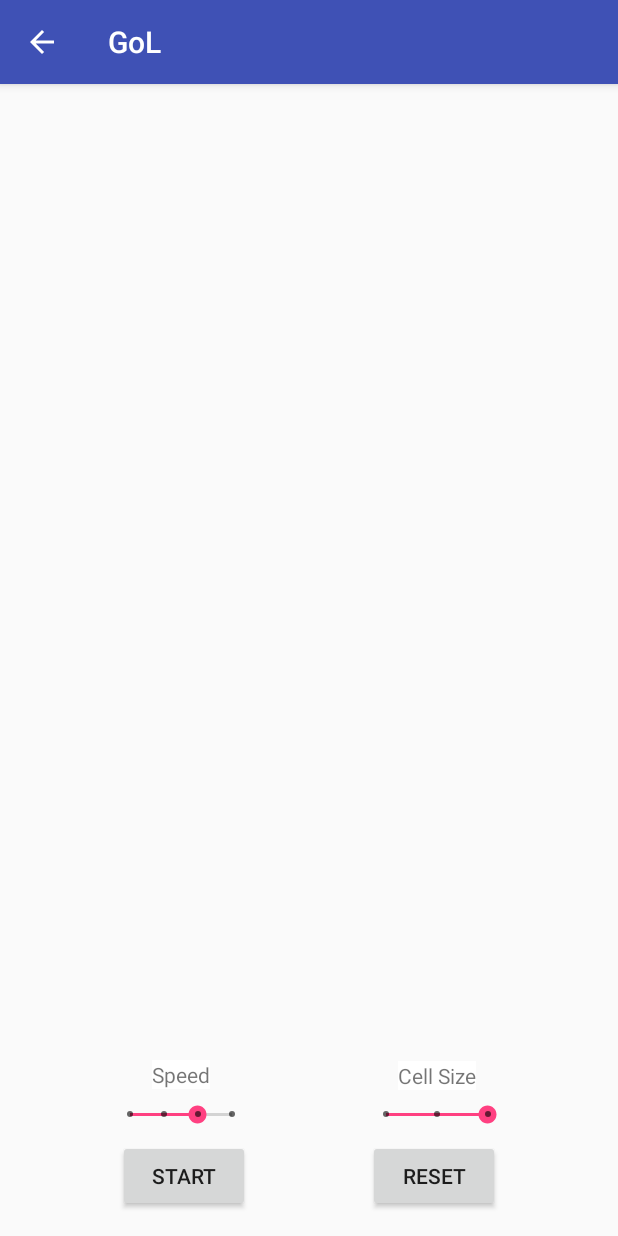
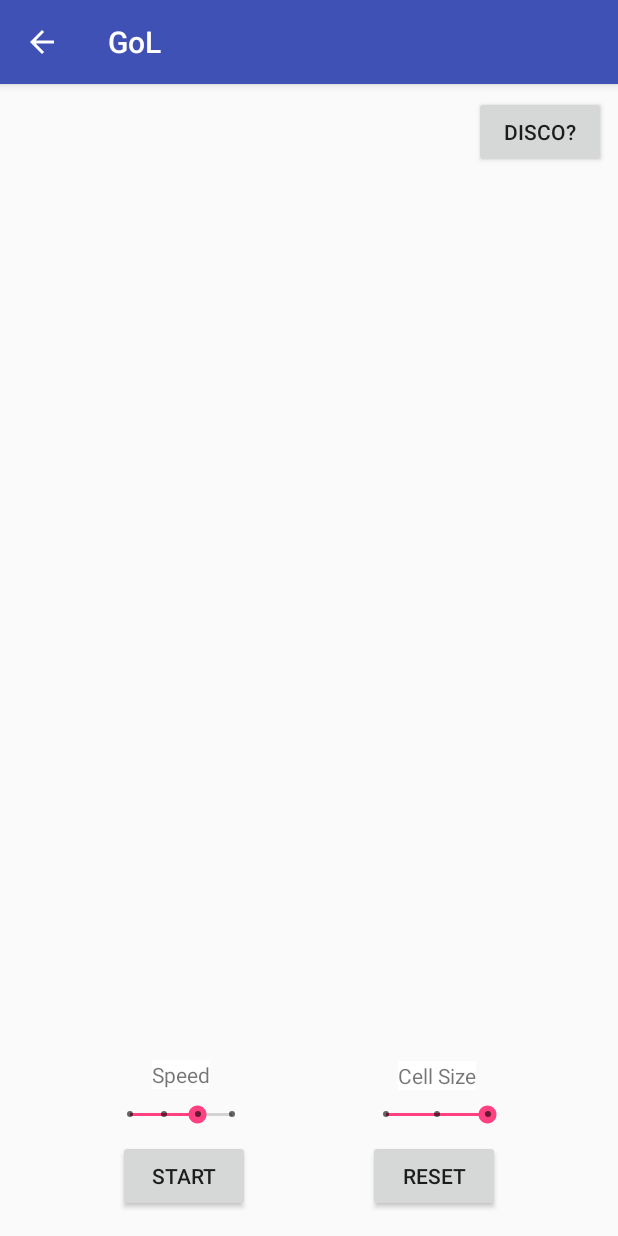
Before and after one commit to pkhansen/gol-android, an Android app: the GameOfLifeActivity screen opened directly, with no data from a screen before it, on a phone screen of 412 x 824 dp. Run offline under Robolectric (Android 15) with nearby library versions, the phone set to English and light mode, and no system bars; 15 statements that could not run were skipped.

Commit message:
Disco button and functionality added

```diff
--- /dev/null
+++ b/app/src/main/java/com/pkhansen/gol/Disco.java
@@ -0,0 +1,40 @@
+package com.pkhansen.gol;
+import android.graphics.Color;
+import java.util.Random;
+
+public class Disco {
+    boolean mNewColor;
+    int mLastPick = 0;
+
+    private String[] mColors = {
+            "#E98B8B",
+            "#FFDF8E",
+            "#A7C8E4",
+            "#8C9EA9",
+            "#93BDB8",
+            "#E7DFBC",
+            "#FAF6BA",
+            "#E4F1C5",
+            "#CFE7CE",
+            "#D2E6DD"
+    };
+
+    public int getColor() {
+        mNewColor = false;
+        String color;
+        int intColor = 1;
+        while (!mNewColor) {
+            Random randomGenerator = new Random();
+            int rand = randomGenerator.nextInt(mColors.length);
+            color = mColors[rand];
+            intColor = Color.parseColor(color);
+            if (intColor != mLastPick) {
+                mNewColor = true;
+            }
+        }
+        mLastPick = intColor;
+
+        return intColor;
+    }
+
+}
--- a/app/src/main/java/com/pkhansen/gol/GameOfLifeActivity.java
+++ b/app/src/main/java/com/pkhansen/gol/GameOfLifeActivity.java
@@ -4,7 +4,9 @@ import android.animation.Animator;
 import android.animation.AnimatorListenerAdapter;
 import android.content.res.Resources;
 import android.graphics.Canvas;
+import android.graphics.Color;
 import android.graphics.Paint;
+import android.support.constraint.ConstraintLayout;
 import android.support.v7.app.AppCompatActivity;
 import android.os.Bundle;
 import android.view.Menu;
@@ -31,7 +33,9 @@ public class GameOfLifeActivity extends AppCompatActivity{
     private View mLoadingSpinner;
     private int mAnimationDur;
     private SeekBar mSpeedBar;
+    private Button mDisco;
     private static SeekBar mSizeBar;
+    private static ConstraintLayout mConstraintLayout;
 
 
     @Override
@@ -57,11 +61,13 @@ public class GameOfLifeActivity extends AppCompatActivity{
 
         // Initialises the different view objects
         mStart = (Button) findViewById(R.id.btn_is_animating);
-        mReset = (Button) findViewById(R.id.reset);
+        mReset = (Button) findViewById(R.id.btn_reset);
         mGameViewer = (GameViewer) findViewById(R.id.gameViewer);
         mLoadingSpinner = findViewById(R.id.loading_spinner);
         mSpeedBar = (SeekBar) findViewById(R.id.seekBar_Speed);
         mSizeBar = (SeekBar) findViewById(R.id.seekBar_Size);
+        mDisco = (Button) findViewById(R.id.btn_disco);
+        mConstraintLayout = (ConstraintLayout) findViewById(R.id.contraintLayout);
 
         mAnimationDur = getResources().getInteger(android.R.integer.config_shortAnimTime);
 
@@ -94,6 +100,15 @@ public class GameOfLifeActivity extends AppCompatActivity{
             public void onClick(View v) {
                 mGameViewer.reset();
                 changeStartStopTxt();
+            }
+        });
+
+        // Listener for the disco button
+        mDisco.setOnClickListener(new View.OnClickListener() {
+            @Override
+            public void onClick(View v) {
+                mGameViewer.toggleDisco();
+                changeDiscoTxt();
             }
         });
 
@@ -165,6 +180,16 @@ public class GameOfLifeActivity extends AppCompatActivity{
                 });
     }
 
+    private void changeDiscoTxt() {
+        if (mDisco.getText().equals("DISCO?")) {
+            mDisco.setText("WHITE");
+        }
+        else {
+            mDisco.setText("DISCO?");
+            setColor(Color.WHITE);
+        }
+    }
+
     private void changeStartStopTxt() {
         if (mStart.getText().equals("Start") && mGameViewer.isAnimating()) {
             mStart.setText("Stop");
@@ -172,6 +197,10 @@ public class GameOfLifeActivity extends AppCompatActivity{
         else {
             mStart.setText("Start");
         }
+    }
+
+    public static void setColor(int color) {
+        mConstraintLayout.setBackgroundColor(color);
     }
 
     private static int getScreenWidth() {
--- a/app/src/main/java/com/pkhansen/gol/GameViewer.java
+++ b/app/src/main/java/com/pkhansen/gol/GameViewer.java
@@ -10,7 +10,6 @@ import android.support.annotation.Nullable;
 import android.util.AttributeSet;
 import android.view.MotionEvent;
 import android.view.View;
-import android.widget.SeekBar;
 
 import com.pkhansen.gol.Model.Rule;
 
@@ -64,6 +63,11 @@ public class GameViewer extends View {
         return mIsAnimating;
     }
 
+    // FUN
+    private Disco mDisco;
+    private boolean mDiscoIsOn;
+    private int mDiscoCounter;
+
     public GameViewer(Context context, @Nullable AttributeSet attrs) {
         super(context, attrs);
         initGameViewer();
@@ -75,6 +79,8 @@ public class GameViewer extends View {
         mScreenWidth = getScreenWidth();
         mIsAnimating = false;
         initGameSpeeds();
+        mDiscoIsOn = false;
+        mDisco = new Disco();
     }
 
     private void initGameSpeeds() {
@@ -186,9 +192,13 @@ public class GameViewer extends View {
     @Override
     protected void onDraw(Canvas canvas) {
         super.dispatchDraw(canvas);
+        mDiscoCounter += 1;
         canvas.drawBitmap(mScaledBmp, mXOffset, mYOffset, null);
 
-
+        if (mDiscoIsOn && mDiscoCounter >= 5) {
+            GameOfLifeActivity.setColor(mDisco.getColor());
+            mDiscoCounter = 0;
+        }
 
         if (mIsAnimating) {
             nextGeneration();
@@ -264,4 +274,13 @@ public class GameViewer extends View {
         }
         return true;
     }
+
+    public void toggleDisco() {
+        if (mDiscoIsOn) {
+            mDiscoIsOn = false;
+        }
+        else {
+            mDiscoIsOn = true;
+        }
+    }
 }
--- a/app/src/main/res/layout/activity_gol.xml
+++ b/app/src/main/res/layout/activity_gol.xml
@@ -3,6 +3,7 @@
 <android.support.constraint.ConstraintLayout xmlns:android="http://schemas.android.com/apk/res/android"
                                              xmlns:app="http://schemas.android.com/apk/res-auto"
                                              xmlns:tools="http://schemas.android.com/tools"
+                                             android:id="@+id/contraintLayout"
                                              android:layout_width="match_parent"
                                              android:layout_height="match_parent"
                                              tools:context="com.pkhansen.gol.GameOfLifeActivity">
@@ -25,36 +26,47 @@
         android:id="@+id/btn_is_animating"
         android:layout_width="wrap_content"
         android:layout_height="wrap_content"
+        android:layout_marginBottom="16dp"
+        android:layout_marginLeft="8dp"
+        android:layout_marginStart="8dp"
         android:text="Start"
+        app:layout_constraintBottom_toBottomOf="parent"
         app:layout_constraintLeft_toLeftOf="parent"
-        android:layout_marginLeft="8dp"
-        android:layout_marginBottom="16dp"
-        app:layout_constraintRight_toLeftOf="@+id/reset"
-        app:layout_constraintBottom_toBottomOf="parent"
-        android:layout_marginStart="8dp"/>
+        app:layout_constraintRight_toLeftOf="@+id/btn_reset"/>
 
     <Button
-        android:id="@+id/reset"
+        android:id="@+id/btn_reset"
         android:layout_width="wrap_content"
         android:layout_height="wrap_content"
         android:layout_marginBottom="16dp"
+        android:layout_marginEnd="8dp"
         android:layout_marginLeft="8dp"
         android:layout_marginRight="8dp"
+        android:layout_marginStart="8dp"
         android:text="Reset"
         app:layout_constraintBottom_toBottomOf="parent"
         app:layout_constraintLeft_toRightOf="@+id/btn_is_animating"
+        app:layout_constraintRight_toRightOf="parent"/>
+
+    <Button
+        android:id="@+id/btn_disco"
+        android:layout_width="wrap_content"
+        android:layout_height="wrap_content"
+        android:layout_marginRight="8dp"
+        android:layout_marginTop="8dp"
+        android:text="DISCO?"
         app:layout_constraintRight_toRightOf="parent"
-        android:layout_marginStart="8dp"
-        android:layout_marginEnd="8dp"/>
+        app:layout_constraintTop_toTopOf="parent"/>
 
-    <ProgressBar android:id="@+id/loading_spinner"
+    <ProgressBar
+        android:id="@+id/loading_spinner"
         style="?android:progressBarStyleLarge"
         android:layout_width="wrap_content"
         android:layout_height="wrap_content"
+        app:layout_constraintBottom_toBottomOf="parent"
         app:layout_constraintLeft_toLeftOf="parent"
-                 app:layout_constraintTop_toTopOf="parent"
-                 app:layout_constraintBottom_toBottomOf="parent"
-                 app:layout_constraintRight_toRightOf="parent"/>
+        app:layout_constraintRight_toRightOf="parent"
+        app:layout_constraintTop_toTopOf="parent"/>
 
     <SeekBar
         android:id="@+id/seekBar_Speed"
@@ -79,7 +91,7 @@
         android:layout_marginRight="8dp"
         android:max="2"
         android:progress="2"
-        app:layout_constraintBottom_toTopOf="@+id/reset"
+        app:layout_constraintBottom_toTopOf="@+id/btn_reset"
         app:layout_constraintLeft_toRightOf="@+id/seekBar_Speed"
         app:layout_constraintRight_toRightOf="parent"/>
 
```
Lines whose indentation alone changed are shown as unchanged.
